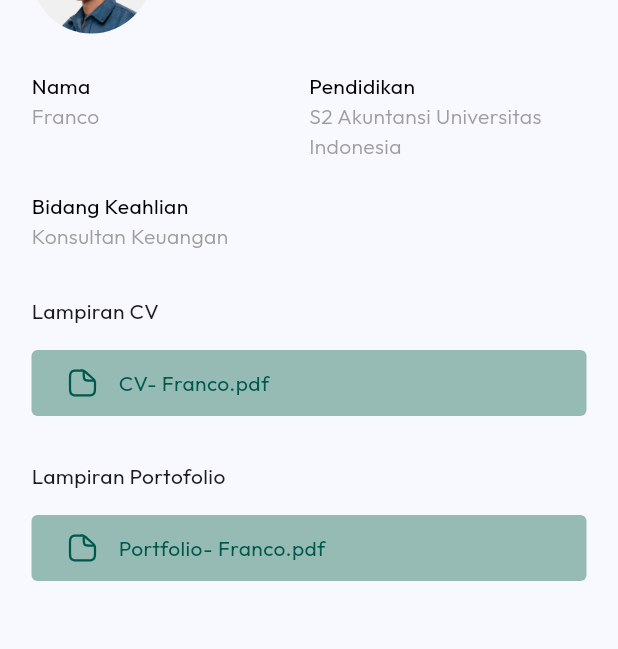
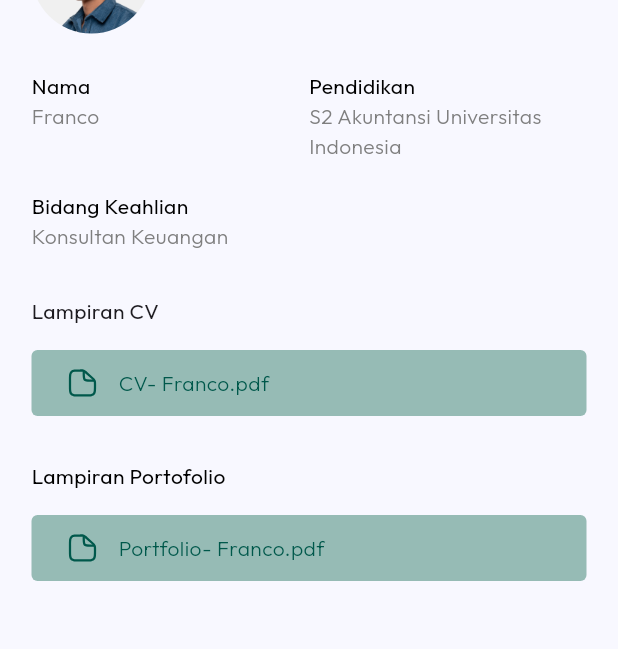
Before and after one commit to raihansyahrin/team_5_motionhack, a Flutter app: the ProfileInvestorPage screen opened directly, on a phone screen of 412 x 824 dp. Shown: the part 289-938 px from the top of the screen. Run offline on Flutter 3.47's test engine with Material 3 defaults, Android fonts, the phone set to English and light mode, and no system bars; our stand-ins replace flutter_svg, get, google_fonts, shared_preferences; accounts and stored records are empty.

Commit message:
refactor: change text color

```diff
--- a/lib/ui/investment/profile_investor/profile_investor_page.dart
+++ b/lib/ui/investment/profile_investor/profile_investor_page.dart
@@ -64,7 +64,7 @@ class _ProfileInvestorPageState extends State<ProfileInvestorPage> {
                                     Text(
                                       'Franco',
                                       style: lightText14.copyWith(
-                                        color: Colors.grey,
+                                        color: const Color(0xFF7F7F7F),
                                       ),
                                     ),
                                   ],
@@ -85,7 +85,7 @@ class _ProfileInvestorPageState extends State<ProfileInvestorPage> {
                                       // maxLines: 5,
                                       overflow: TextOverflow.clip,
                                       style: lightText14.copyWith(
-                                        color: Colors.grey,
+                                        color: const Color(0xFF7F7F7F),
                                       ),
                                     ),
                                   ],
@@ -108,7 +108,7 @@ class _ProfileInvestorPageState extends State<ProfileInvestorPage> {
                                   Text(
                                     'Konsultan Keuangan',
                                     style: lightText14.copyWith(
-                                      color: Colors.grey,
+                                      color: const Color(0xFF7F7F7F),
                                     ),
                                   ),
                                 ],
@@ -145,13 +145,11 @@ class _ProfileInvestorPageState extends State<ProfileInvestorPage> {
                                   const SizedBox(
                                     width: 14,
                                   ),
-                                  const Text(
+                                  Text(
                                     'CV- Franco.pdf',
-                                    style: TextStyle(
-                                        fontSize: 14,
-                                        fontWeight: FontWeight.w400,
-                                        fontFamily: 'Outfit',
-                                        color: Color(0xFF00584B)),
+                                    style: lightText14.copyWith(
+                                      color: const Color(0xFF00584B),
+                                    ),
                                   ),
                                 ],
                               ),
@@ -160,13 +158,9 @@ class _ProfileInvestorPageState extends State<ProfileInvestorPage> {
                           const SizedBox(
                             height: 30,
                           ),
-                          const Text(
+                          Text(
                             'Lampiran Portofolio',
-                            style: TextStyle(
-                              fontSize: 14,
-                              fontWeight: FontWeight.w400,
-                              fontFamily: 'Outfit',
-                            ),
+                            style: regularText14,
                           ),
                           const SizedBox(
                             height: 16,
@@ -187,13 +181,11 @@ class _ProfileInvestorPageState extends State<ProfileInvestorPage> {
                                   const SizedBox(
                                     width: 14,
                                   ),
-                                  const Text(
+                                  Text(
                                     'Portfolio- Franco.pdf',
-                                    style: TextStyle(
-                                        fontSize: 14,
-                                        fontWeight: FontWeight.w400,
-                                        fontFamily: 'Outfit',
-                                        color: Color(0xFF00584B)),
+                                    style: lightText14.copyWith(
+                                      color: const Color(0xFF00584B),
+                                    ),
                                   ),
                                 ],
                               ),
```
